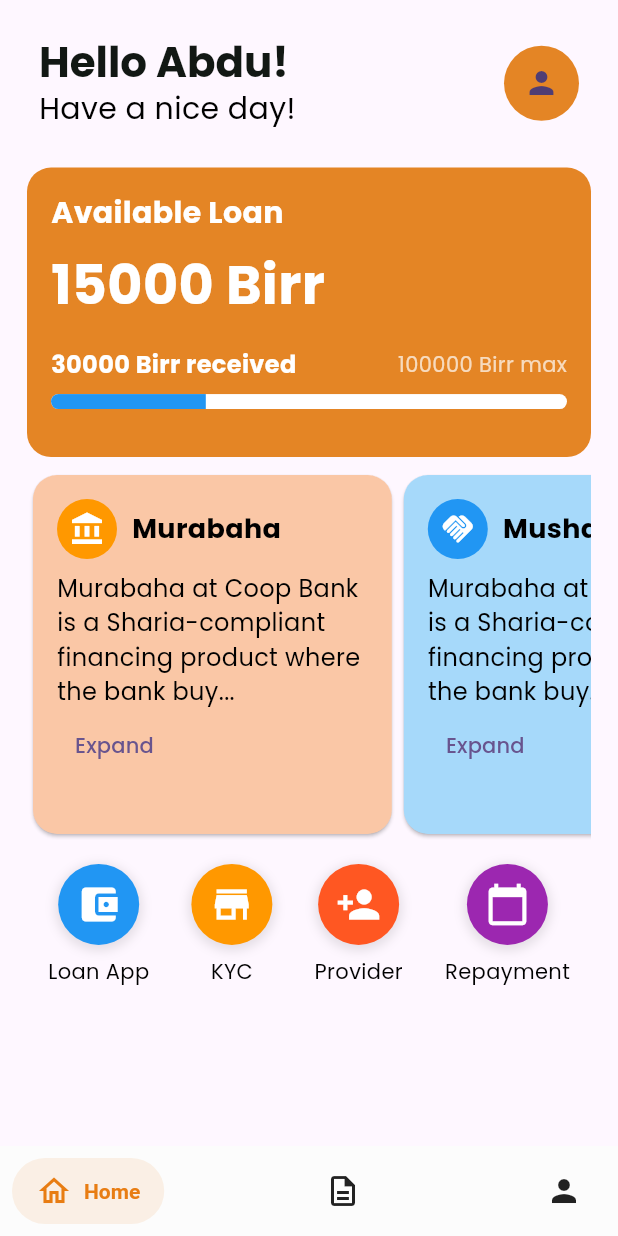
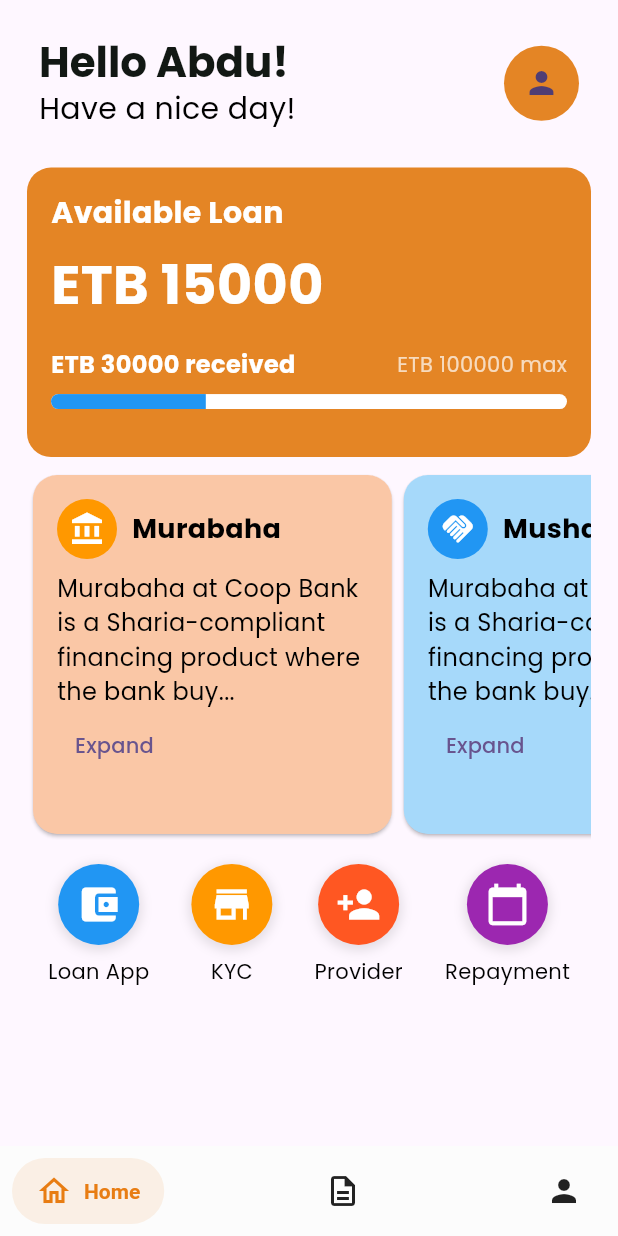
Before and after one commit to AbdulsemedM/Is-Fin, a Flutter app: the DashboardPage screen opened directly, on a phone screen of 412 x 824 dp. Run offline on Flutter 3.47's test engine with Material 3 defaults, Android fonts, the light colour scheme and no system bars; drawn by our look-alikes of salomon_bottom_bar; our stand-ins replace custom_sliding_segmented_control, flutter_bloc, shared_preferences; missing offline and left inert: flutter_advanced_segment; accounts and stored records are empty.

Commit message:
home page card

```diff
--- a/lib/features/home/presentation/widgets/balance.dart
+++ b/lib/features/home/presentation/widgets/balance.dart
@@ -48,7 +48,7 @@ class LoanStatusCard extends StatelessWidget {
           ),
           SizedBox(height: 8.0),
           Text(
-            "${availableLoan.toInt()} Birr",
+            "ETB ${availableLoan.toInt()}",
             style: TextStyle(
               color: Colors.white,
               fontSize: 36.0,
@@ -60,7 +60,7 @@ class LoanStatusCard extends StatelessWidget {
             mainAxisAlignment: MainAxisAlignment.spaceBetween,
             children: [
               Text(
-                "${receivedLoan.toInt()} Birr received",
+                "ETB ${receivedLoan.toInt()} received",
                 style: TextStyle(
                   color: Colors.white, // Different color for emphasis
                   fontSize: 16.0, // Larger font size
@@ -68,7 +68,7 @@ class LoanStatusCard extends StatelessWidget {
                 ),
               ),
               Text(
-                "${maxLoan.toInt()} Birr max",
+                "ETB ${maxLoan.toInt()} max",
                 style: TextStyle(
                   color: Colors.white70,
                   fontSize: 14.0,
```
